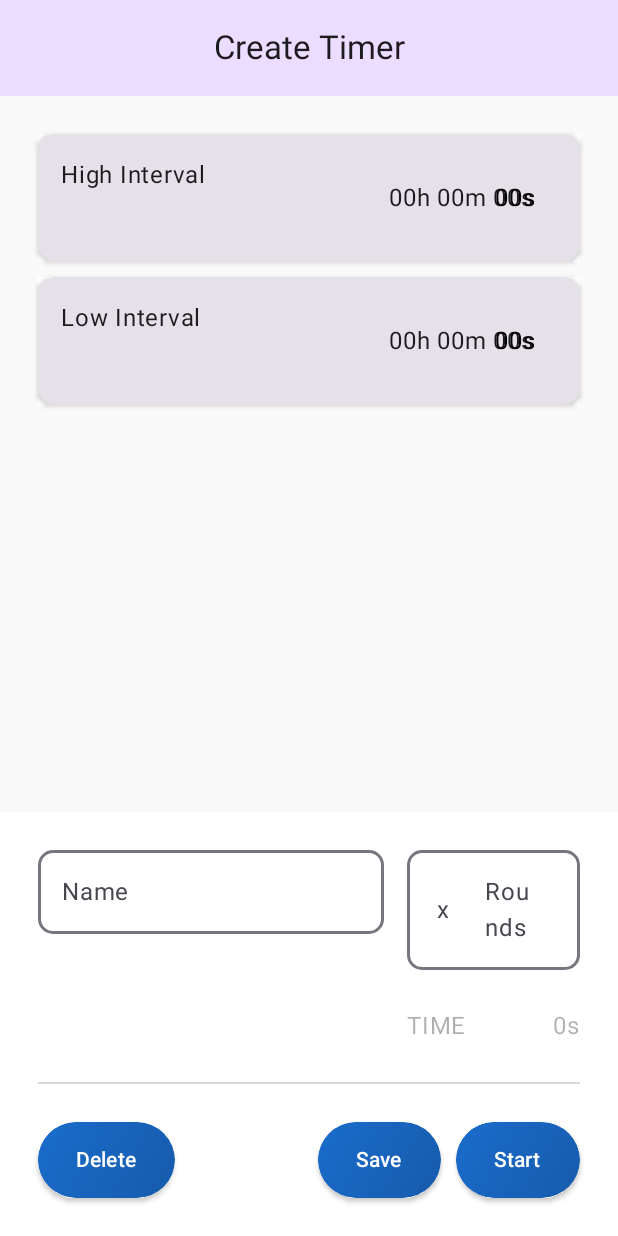
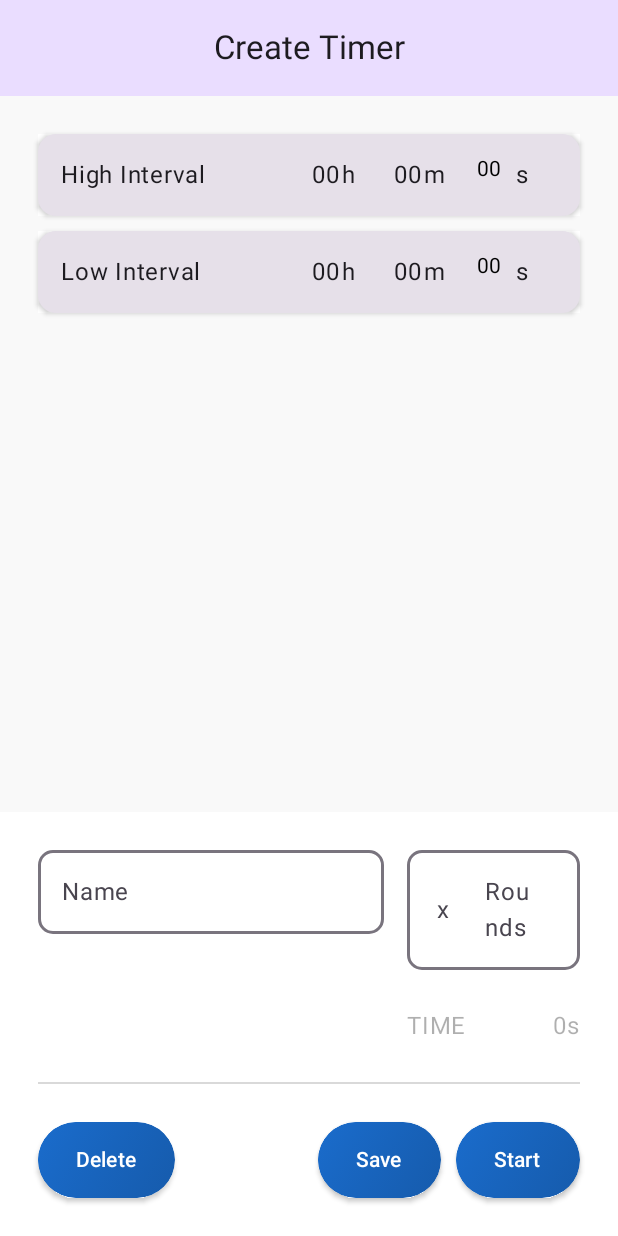
Before and after one commit to nickpiscopio/interval-android, an Android app built with Jetpack Compose: the TIMER_CREATE screen opened through its navigation route, on a phone screen of 412 x 824 dp. Run offline under Robolectric (Android 15) with nearby library versions, the phone set to English and light mode, and no system bars.

Commit message:
Added the text update for when numbers are added to the IntervalInput.kt

```diff
--- a/app/src/main/java/com/plyonest/interval/constant/Dimension.kt
+++ b/app/src/main/java/com/plyonest/interval/constant/Dimension.kt
@@ -3,6 +3,7 @@ package com.plyonest.interval.constant
 import androidx.compose.ui.unit.dp
 
 val DIMEN_1 = 1.dp
+val DIMEN_2 = 2.dp
 val DIMEN_10 = 10.dp
 val DIMEN_15 = 15.dp
 val DIMEN_20 = 20.dp
--- a/app/src/main/java/com/plyonest/interval/ui/fragments/IntervalInput.kt
+++ b/app/src/main/java/com/plyonest/interval/ui/fragments/IntervalInput.kt
@@ -3,39 +3,65 @@ package com.plyonest.interval.ui.fragments
 import android.annotation.SuppressLint
 import androidx.compose.foundation.background
 import androidx.compose.foundation.layout.Arrangement
-import androidx.compose.foundation.layout.Box
+import androidx.compose.foundation.layout.BoxWithConstraints
 import androidx.compose.foundation.layout.Row
+import androidx.compose.foundation.layout.fillMaxSize
 import androidx.compose.foundation.layout.fillMaxWidth
 import androidx.compose.foundation.layout.padding
 import androidx.compose.foundation.shape.RoundedCornerShape
 import androidx.compose.foundation.text.BasicTextField
 import androidx.compose.foundation.text.KeyboardOptions
 import androidx.compose.material3.Card
-import androidx.compose.material3.LocalTextStyle
 import androidx.compose.material3.Text
 import androidx.compose.runtime.Composable
 import androidx.compose.runtime.MutableState
 import androidx.compose.runtime.mutableLongStateOf
 import androidx.compose.runtime.mutableStateOf
-import androidx.compose.ui.Alignment
+import androidx.compose.runtime.remember
 import androidx.compose.ui.Modifier
 import androidx.compose.ui.draw.shadow
 import androidx.compose.ui.graphics.SolidColor
 import androidx.compose.ui.text.input.KeyboardType
-import androidx.compose.ui.text.style.TextAlign
 import androidx.compose.ui.tooling.preview.Preview
+import androidx.compose.ui.unit.TextUnit
+import androidx.compose.ui.unit.sp
 import com.plyonest.interval.constant.COLOR_BLACK_100
 import com.plyonest.interval.constant.COLOR_WHITE_100
 import com.plyonest.interval.constant.CORNER_RADIUS_TEXT_FIELD
+import com.plyonest.interval.constant.DIMEN_1
 import com.plyonest.interval.constant.DIMEN_15
+import com.plyonest.interval.constant.DIMEN_2
 import com.plyonest.interval.constant.ELEVATION_SHADOW
+import com.plyonest.interval.utils.HoursMinutesSeconds
 import com.plyonest.interval.utils.TimeUtil
 
 @Composable
+fun AutoSizableTextField(
+    value: String,
+    onValueChange: (String) -> Unit,
+    keyboardOptions: KeyboardOptions,
+    modifier: Modifier = Modifier,
+) {
+    BoxWithConstraints(
+        modifier = modifier
+    ) {
+        BasicTextField(
+            value = value,
+            onValueChange = onValueChange,
+            singleLine = true,
+            cursorBrush = SolidColor(COLOR_BLACK_100),
+            modifier = Modifier
+                .fillMaxWidth()
+        )
+    }
+}
+
+@Composable
 fun IntervalInput(
-    placeholder: String,
+    name: String,
     intervalTimeInMillis: MutableState<Long>,
 ) {
+    val hms = remember { mutableStateOf(HoursMinutesSeconds("00", "00", "00")) }
     Card(
         modifier = Modifier
             .background(COLOR_WHITE_100)
@@ -47,27 +73,61 @@ fun IntervalInput(
                 .padding(all = DIMEN_15),
             horizontalArrangement = Arrangement.SpaceBetween
         ) {
-            Text(text = placeholder)
+            Text(
+                modifier = Modifier
+                    .weight(1f),
+                text = name
+            )
 
-            Box(
+            Row(
                 modifier = Modifier
-                    .padding(all = DIMEN_15),
-                contentAlignment = Alignment.BottomEnd
-            ) {
+                    .weight(1f)
+            ){
+                Row(
+                    modifier = Modifier
+                        .weight(1f)
+                        .padding(horizontal = DIMEN_2),
+                    horizontalArrangement = Arrangement.spacedBy(DIMEN_1)
+                ) {
+                    Text(text = hms.value.getHours())
+                    Text(text = "h")
+                }
 
-                Text(text = TimeUtil.convertMillisToHumanReadableTime(intervalTimeInMillis.value, true))
+                Row(
+                    modifier = Modifier
+                        .weight(1f)
+                        .padding(horizontal = DIMEN_2),
+                    horizontalArrangement = Arrangement.spacedBy(DIMEN_1)
+                ) {
+                    Text(text = hms.value.getMinutes())
+                    Text(text = "m")
+                }
 
-                BasicTextField(
-                    value = TimeUtil.convertMillisToHumanReadableTime(intervalTimeInMillis.value),
-                    textStyle = LocalTextStyle.current.copy(textAlign = TextAlign.End),
-                    keyboardOptions = KeyboardOptions.Default.copy(keyboardType = KeyboardType.Number),
-                    singleLine = true,
-                    cursorBrush = SolidColor(COLOR_BLACK_100),
-                    onValueChange = { newIntervalTime ->
-                        intervalTimeInMillis.value =
-                            TimeUtil.convertHumanReadableTimeToMillis(newIntervalTime)
-                    }
-                )
+                Row(
+                    modifier = Modifier
+                        .weight(1f)
+                        .padding(horizontal = DIMEN_2),
+                    horizontalArrangement = Arrangement.spacedBy(DIMEN_1)
+                ) {
+                    AutoSizableTextField(
+                        modifier = Modifier
+                            .weight(1f),
+                        value = hms.value.getSeconds(),
+                        keyboardOptions = KeyboardOptions.Default.copy(keyboardType = KeyboardType.Number),
+                        onValueChange = { newSeconds ->
+                            val newMillis = TimeUtil.convertHoursMinutesSecondsToMillis(
+                                hms.value.getHours(),
+                                hms.value.getMinutes(),
+                                newSeconds
+                            )
+                            intervalTimeInMillis.value = newMillis
+                            hms.value = TimeUtil.convertMillisToHoursMinutesSeconds(newMillis)
+                        }
+                    )
+
+                    Text(text = "s", modifier = Modifier
+                        .weight(1f),)
+                }
             }
         }
     }
@@ -78,7 +138,7 @@ fun IntervalInput(
 @Composable
 fun PreviewIntervalInput() {
     IntervalInput(
+        name = "High Interval",
         intervalTimeInMillis = mutableLongStateOf(5039),
-        placeholder = "High Interval",
     )
 }
--- a/app/src/main/java/com/plyonest/interval/ui/screens/CreateTimer.kt
+++ b/app/src/main/java/com/plyonest/interval/ui/screens/CreateTimer.kt
@@ -62,12 +62,12 @@ fun CreateTimer(
             verticalArrangement = Arrangement.spacedBy(DIMEN_10)
         ) {
             IntervalInput(
-                placeholder = stringResource(id = R.string.screen_create_timer_interval_high_title),
+                name = stringResource(id = R.string.screen_create_timer_interval_high_title),
                 intervalTimeInMillis = viewModel.highIntervalTime
             )
 
             IntervalInput(
-                placeholder = stringResource(id = R.string.screen_create_timer_interval_low_title),
+                name = stringResource(id = R.string.screen_create_timer_interval_low_title),
                 intervalTimeInMillis = viewModel.lowIntervalTime
             )
         }
--- a/app/src/main/java/com/plyonest/interval/utils/TimeUtil.kt
+++ b/app/src/main/java/com/plyonest/interval/utils/TimeUtil.kt
@@ -2,40 +2,116 @@ package com.plyonest.interval.utils
 
 import java.util.concurrent.TimeUnit
 
+class HoursMinutesSeconds(
+    private val hours: String,
+    private val minutes: String,
+    private val seconds: String
+) {
+    fun getHours(): String {
+        return hours
+    }
+
+    fun getMinutes(): String {
+        return minutes
+    }
+
+    fun getSeconds(): String {
+        return seconds
+    }
+}
+
+data class TwoCharString(
+    val previousFirstCharacter: String,
+    val str: String
+)
+
 class TimeUtil {
     companion object {
-        fun convertMillisToHumanReadableTime(millis: Long, withPrecedingZeroes: Boolean = false): String {
+        fun convertMillisToHoursMinutesSeconds(millis: Long): HoursMinutesSeconds {
             val hours = TimeUnit.MILLISECONDS.toHours(millis)
             val minutes = TimeUnit.MILLISECONDS.toMinutes(millis) - TimeUnit.HOURS.toMinutes(TimeUnit.MILLISECONDS.toHours(millis))
             val seconds = TimeUnit.MILLISECONDS.toSeconds(millis) - TimeUnit.MINUTES.toSeconds(TimeUnit.MILLISECONDS.toMinutes(millis))
 
-            val secondsFormat = "%02ds"
-            val minutesFormat = "%02dm"
-            val hoursFormat = "%02dh"
-            var format = secondsFormat
-            if (!withPrecedingZeroes) {
-                if (minutes > 0) {
-                    format = "$minutesFormat $secondsFormat"
-                } else if (hours > 0) {
-                    format = "$hoursFormat $minutesFormat $secondsFormat"
+            return HoursMinutesSeconds(hours.toString(), minutes.toString(), seconds.toString())
+        }
+
+        fun convertHoursMinutesSecondsToMillis(hours: String, minutes: String, seconds: String): Long {
+            val (firstElementFromSeconds, tempSeconds) = retrieveFirstElement(seconds)
+            var tempMinutes = minutes
+            var tempHours = hours
+
+            if (firstElementFromSeconds != "0") {
+                tempMinutes += firstElementFromSeconds
+                val twoCharArrayFromMinutes = retrieveFirstElement(tempMinutes)
+                tempMinutes = twoCharArrayFromMinutes.str
+
+                val firstElementFromMinutes = twoCharArrayFromMinutes.previousFirstCharacter
+                if (firstElementFromMinutes != "0") {
+                    tempHours += firstElementFromSeconds
                 }
-            } else {
-                format = "$hoursFormat $minutesFormat $secondsFormat"
+            }
+            val newHours = tempHours.toLong() * 3_600_000
+            val newMinutes = tempMinutes.toLong() * 60_000
+            val newSeconds = tempSeconds.toLong() * 1_000
+
+            return newHours + newMinutes + newSeconds
+        }
+
+        private fun retrieveFirstElement(str: String): TwoCharString {
+            var firstElement = "0"
+            var tempStr = str
+            if (tempStr.length < 2) {
+                tempStr = firstElement + str
+            }
+            var charArr = tempStr.toCharArray()
+            if (charArr.size > 2) {
+                firstElement = charArr[0].toString()
+                charArr = charArr.drop(1).toCharArray()
             }
 
-            return String.format(format, hours, minutes, seconds)
+            return TwoCharString(firstElement, StringBuilder().append(charArr).toString())
         }
 
-        fun convertHumanReadableTimeToMillis(hms: String): Long {
-            val hoursSegments = hms.split("h")
-            val hours = hoursSegments[0].toLong() * 3_600_000
-
-            val minutesSegments = hoursSegments[1].split("m")
-            val minutes = minutesSegments[0].toLong() * 60_000
-
-            val seconds = minutesSegments[1].toLong() * 1_000
+        fun convertHoursMinutesSecondsToMillis(hms: HoursMinutesSeconds): Long {
+            val hours = hms.getHours().toLong() * 3_600_000
+            val minutes = hms.getMinutes().toLong() * 60_000
+            val seconds = hms.getSeconds().toLong() * 1_000
 
             return hours + minutes + seconds
         }
+
+//        fun convertMillisToHumanReadableTime(millis: Long, withPrecedingZeroes: Boolean = false): String {
+//            val hours = TimeUnit.MILLISECONDS.toHours(millis)
+//            val minutes = TimeUnit.MILLISECONDS.toMinutes(millis) - TimeUnit.HOURS.toMinutes(TimeUnit.MILLISECONDS.toHours(millis))
+//            val seconds = TimeUnit.MILLISECONDS.toSeconds(millis) - TimeUnit.MINUTES.toSeconds(TimeUnit.MILLISECONDS.toMinutes(millis))
+//
+//            val secondsFormat = "%02ds"
+//            val minutesFormat = "%02dm"
+//            val hoursFormat = "%02dh"
+//            var format = secondsFormat
+//            if (!withPrecedingZeroes) {
+//                if (minutes > 0) {
+//                    format = "$minutesFormat $secondsFormat"
+//                } else if (hours > 0) {
+//                    format = "$hoursFormat $minutesFormat $secondsFormat"
+//                }
+//            } else {
+//                format = "$hoursFormat $minutesFormat $secondsFormat"
+//            }
+//
+//            return String.format(format, hours, minutes, seconds)
+//        }
+//
+//        fun convertHumanReadableTimeToMillis(hms: String): Long {
+//            val hoursSegments = hms.split("h")
+//            val hours = hoursSegments[0].toLong() * 3_600_000
+//
+//            val minutesSegments = hoursSegments[1].split("m")
+//            val minutes = minutesSegments[0].toLong() * 60_000
+//
+//            val seconds = minutesSegments[1].toLong() * 1_000
+//
+//            return hours + minutes + seconds
+//        }
     }
 }
```
